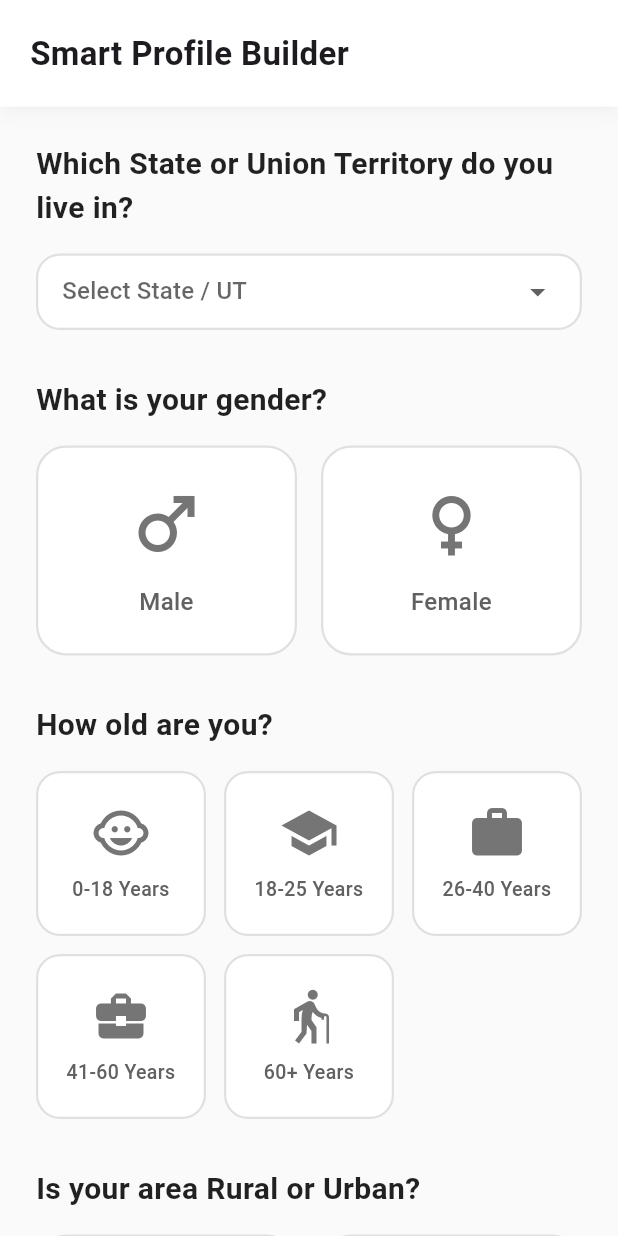
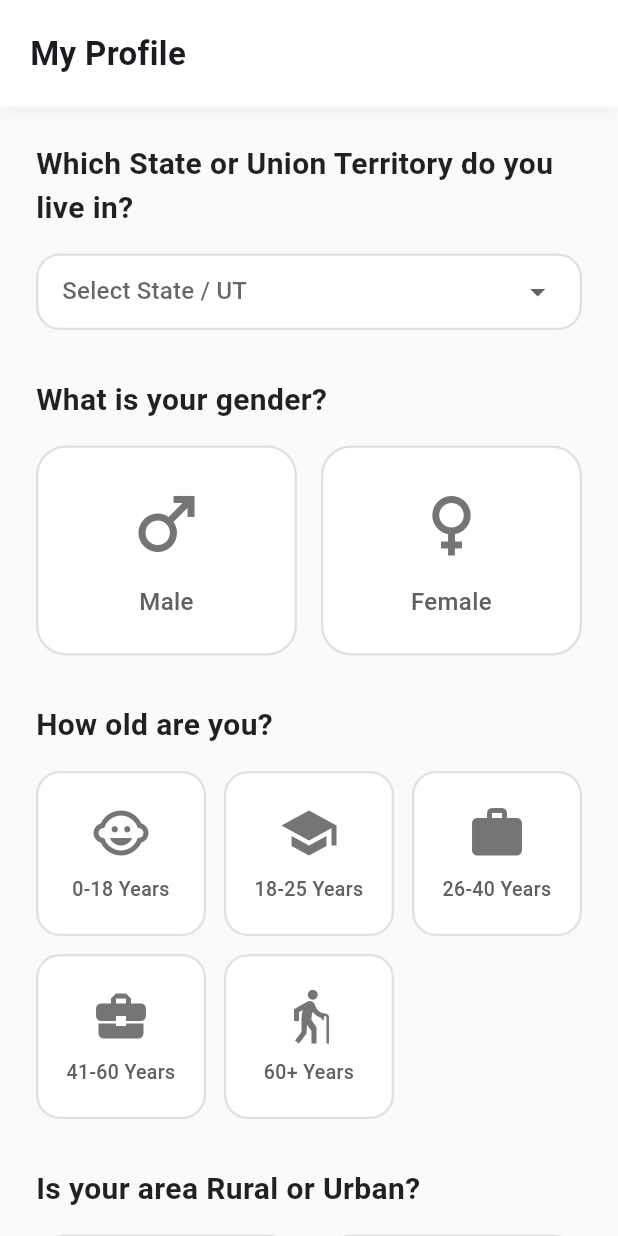
Before and after one commit to srubyy/JanKalyan-AI, a Flutter app: the screen it shows after launch, after a tap on "English", on a phone screen of 412 x 824 dp. Run offline on Flutter 3.47's test engine with Material 3 defaults, Android fonts, the light colour scheme and no system bars; our stand-ins replace hive_flutter, shared_preferences; missing offline and left inert: google_mlkit_translation; accounts and stored records are empty.

Commit message:
App completed

```diff
--- a/lib/l10n/app_localizations.dart
+++ b/lib/l10n/app_localizations.dart
@@ -108,7 +108,7 @@ abstract class AppLocalizations {
   /// No description provided for @q_income.
   ///
   /// In en, this message translates to:
-  /// **'What is your annual income?'**
+  /// **'What is your income?'**
   String get q_income;
 
   /// No description provided for @q_occupation.
@@ -312,13 +312,13 @@ abstract class AppLocalizations {
   /// No description provided for @loc_rural.
   ///
   /// In en, this message translates to:
-  /// **'Village (Rural) 🌳'**
+  /// **'Village (Rural)'**
   String get loc_rural;
 
   /// No description provided for @loc_urban.
   ///
   /// In en, this message translates to:
-  /// **'City (Urban) 🏙️'**
+  /// **'City (Urban)'**
   String get loc_urban;
 
   /// No description provided for @q_state.
@@ -546,19 +546,19 @@ abstract class AppLocalizations {
   /// No description provided for @land_none.
   ///
   /// In en, this message translates to:
-  /// **'Landless 🚶'**
+  /// **'Landless'**
   String get land_none;
 
   /// No description provided for @land_small.
   ///
   /// In en, this message translates to:
-  /// **'Small Land (Up to 5 Acres) 🌾'**
+  /// **'Small Land (Up to 5 Acres)'**
   String get land_small;
 
   /// No description provided for @land_large.
   ///
   /// In en, this message translates to:
-  /// **'Large Land (More than 5 Acres) 🚜'**
+  /// **'Large Land (More than 5 Acres)'**
   String get land_large;
 
   /// No description provided for @freq_daily.
@@ -908,6 +908,12 @@ abstract class AppLocalizations {
   /// In en, this message translates to:
   /// **'Project Report'**
   String get doc_project_report;
+
+  /// No description provided for @btn_clear_selection.
+  ///
+  /// In en, this message translates to:
+  /// **'Clear Selection'**
+  String get btn_clear_selection;
 }
 
 class _AppLocalizationsDelegate extends LocalizationsDelegate<AppLocalizations> {
--- a/lib/l10n/app_localizations_en.dart
+++ b/lib/l10n/app_localizations_en.dart
@@ -15,7 +15,7 @@ class AppLocalizationsEn extends AppLocalizations {
   String get q_gender => 'What is your gender?';
 
   @override
-  String get q_income => 'What is your annual income?';
+  String get q_income => 'What is your income?';
 
   @override
   String get q_occupation => 'What do you do?';
@@ -117,10 +117,10 @@ class AppLocalizationsEn extends AppLocalizations {
   String get q_location_type => 'Is your area Rural or Urban?';
 
   @override
-  String get loc_rural => 'Village (Rural) 🌳';
+  String get loc_rural => 'Village (Rural)';
 
   @override
-  String get loc_urban => 'City (Urban) 🏙️';
+  String get loc_urban => 'City (Urban)';
 
   @override
   String get q_state => 'Which State or Union Territory do you live in?';
@@ -234,13 +234,13 @@ class AppLocalizationsEn extends AppLocalizations {
   String get q_land_ownership => 'Do you own any agricultural land?';
 
   @override
-  String get land_none => 'Landless 🚶';
+  String get land_none => 'Landless';
 
   @override
-  String get land_small => 'Small Land (Up to 5 Acres) 🌾';
+  String get land_small => 'Small Land (Up to 5 Acres)';
 
   @override
-  String get land_large => 'Large Land (More than 5 Acres) 🚜';
+  String get land_large => 'Large Land (More than 5 Acres)';
 
   @override
   String get freq_daily => 'Daily';
@@ -417,4 +417,7 @@ class AppLocalizationsEn extends AppLocalizations {
 
   @override
   String get doc_project_report => 'Project Report';
+
+  @override
+  String get btn_clear_selection => 'Clear Selection';
 }
--- a/lib/main.dart
+++ b/lib/main.dart
@@ -104,7 +104,7 @@ class _JanKalyanAppState extends State<JanKalyanApp> {
   Widget build(BuildContext context) {
     return MaterialApp(
       debugShowCheckedModeBanner: false,
-      title: 'JanKalyan AI',
+      title: 'JanKalyan',
       locale: _locale,
 
       theme: ThemeData(
--- a/lib/screens/language_select_screen.dart
+++ b/lib/screens/language_select_screen.dart
@@ -23,7 +23,10 @@ class LanguageSelectScreen extends StatelessWidget {
             child: Column(
               mainAxisAlignment: MainAxisAlignment.center,
               children: [
-                const Icon(Icons.language, size: 80, color: Colors.blue),
+                Image.asset(
+                  'assets/images/app_logo.jpg',
+                  height: 180,
+                ),
                 const SizedBox(height: 48),
                 _LanguageButton(
                   label: 'English',
--- a/lib/screens/profile_quiz_screen.dart
+++ b/lib/screens/profile_quiz_screen.dart
@@ -183,7 +183,7 @@ class _ProfileQuizScreenState extends State<ProfileQuizScreen> {
       child: const Row(
         children: [
           TranslatedText(
-            'Smart Profile Builder',
+            'My Profile',
             style: TextStyle(fontSize: 22, fontWeight: FontWeight.bold),
           ),
         ],
@@ -444,8 +444,10 @@ class _ProfileQuizScreenState extends State<ProfileQuizScreen> {
       crossAxisAlignment: CrossAxisAlignment.start,
       children: [
         Row(
+          mainAxisAlignment: MainAxisAlignment.spaceBetween,
           children: [
-            TranslatedText(
+            Expanded(
+              child: TranslatedText(
                 l10n.q_social_category,
                 style: const TextStyle(
                   fontSize: 20,
@@ -453,13 +455,34 @@ class _ProfileQuizScreenState extends State<ProfileQuizScreen> {
                   color: Colors.black87,
                 ),
               ),
-            const SizedBox(width: 8),
-            TranslatedText(
+            ),
+            if (_socialCategory == null)
+              Padding(
+                padding: const EdgeInsets.only(left: 8.0),
+                child: TranslatedText(
                   '(${l10n.skip})',
                   style: TextStyle(
                     fontSize: 14,
                     color: Colors.grey[600],
                     fontStyle: FontStyle.italic,
+                  ),
+                ),
+              )
+            else
+              TextButton(
+                onPressed: () => setState(() => _socialCategory = null),
+                style: TextButton.styleFrom(
+                  padding: const EdgeInsets.symmetric(horizontal: 8),
+                  minimumSize: Size.zero,
+                  tapTargetSize: MaterialTapTargetSize.shrinkWrap,
+                ),
+                child: TranslatedText(
+                  l10n.btn_clear_selection,
+                  style: TextStyle(
+                    fontSize: 14,
+                    color: Colors.red[400],
+                    fontWeight: FontWeight.bold,
+                  ),
                 ),
               ),
           ],
@@ -504,6 +527,7 @@ class _ProfileQuizScreenState extends State<ProfileQuizScreen> {
       crossAxisAlignment: CrossAxisAlignment.start,
       children: [
         Row(
+          mainAxisAlignment: MainAxisAlignment.spaceBetween,
           children: [
             Expanded(
               child: TranslatedText(
@@ -515,13 +539,33 @@ class _ProfileQuizScreenState extends State<ProfileQuizScreen> {
                 ),
               ),
             ),
-            const SizedBox(width: 8),
-            TranslatedText(
+            if (_specialCategory == null)
+              Padding(
+                padding: const EdgeInsets.only(left: 8.0),
+                child: TranslatedText(
                   '(${l10n.skip})',
                   style: TextStyle(
                     fontSize: 14,
                     color: Colors.grey[600],
                     fontStyle: FontStyle.italic,
+                  ),
+                ),
+              )
+            else
+              TextButton(
+                onPressed: () => setState(() => _specialCategory = null),
+                style: TextButton.styleFrom(
+                  padding: const EdgeInsets.symmetric(horizontal: 8),
+                  minimumSize: Size.zero,
+                  tapTargetSize: MaterialTapTargetSize.shrinkWrap,
+                ),
+                child: TranslatedText(
+                  l10n.btn_clear_selection,
+                  style: TextStyle(
+                    fontSize: 14,
+                    color: Colors.red[400],
+                    fontWeight: FontWeight.bold,
+                  ),
                 ),
               ),
           ],
```
Also changed, not shown: lib/l10n/app_en.arb (+8 -7 lines), lib/screens/wishlist_screen.dart (+19 -2 lines), pubspec.yaml (+9 -1 lines), JKlogo.jpeg (added), assets/images/app_logo.jpg (added), pubspec.lock, 35 other files. Lines whose indentation alone changed are shown as unchanged.
